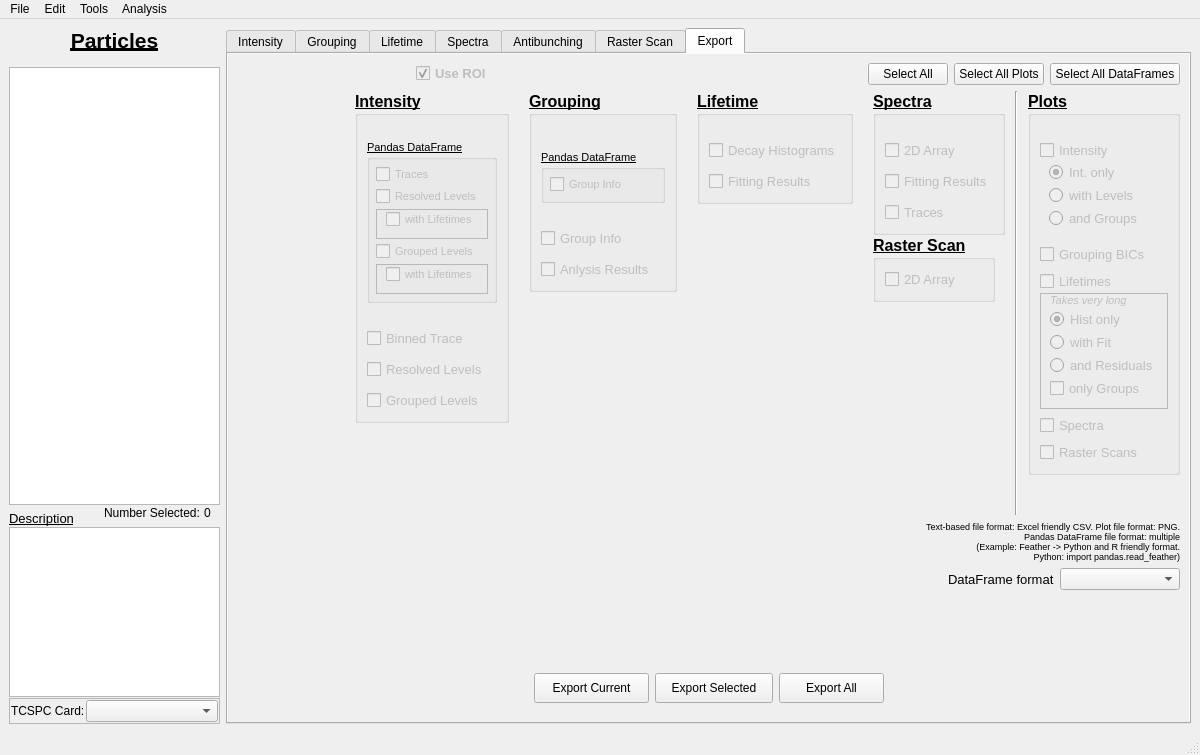
First picture: the form in resources/ui/mainwindow.ui, repository BioPhysicsUP/Full_SMS, before the edit.
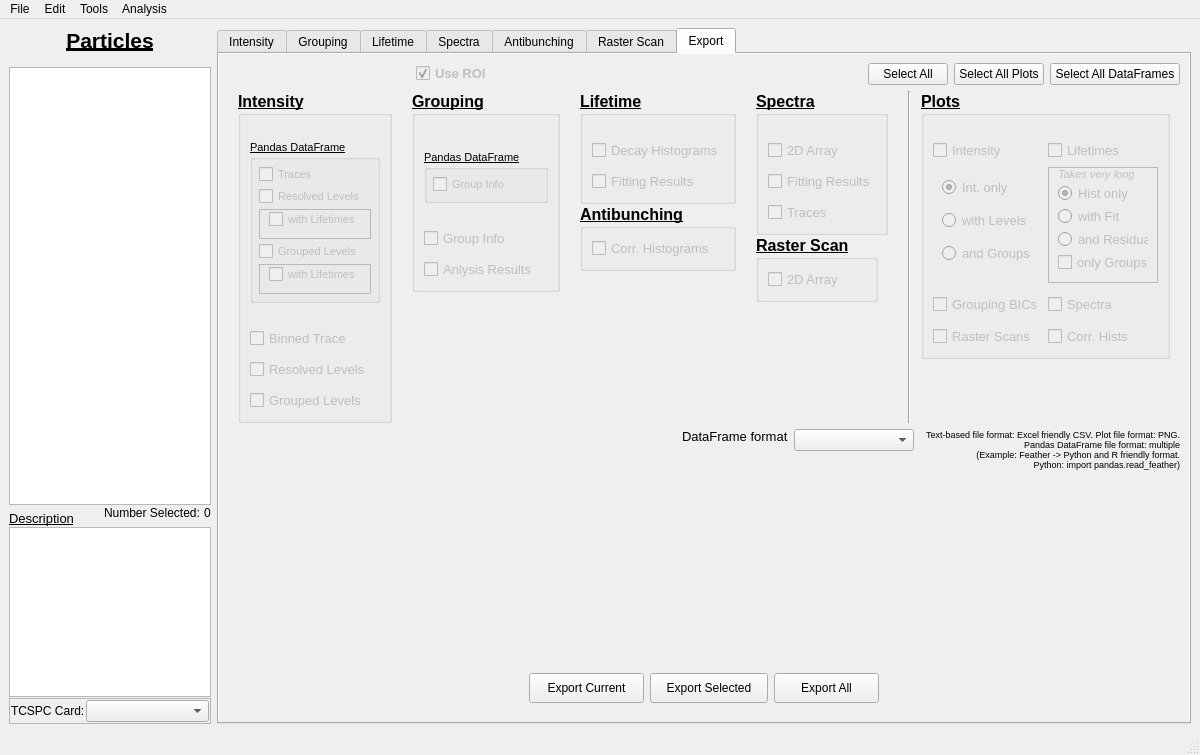
Second picture: the form after the edit. The open tabs and pages were chosen to show the change. Icons and pictures are not drawn. Custom widgets are drawn as their Qt base class.

Commit message: Exporting of correlation and plot basically works. Have to do some rounding off.

Diff of the .ui file:
```diff
--- a/resources/ui/mainwindow.ui
+++ b/resources/ui/mainwindow.ui
@@ -20,7 +20,7 @@
   <property name="minimumSize">
    <size>
     <width>1200</width>
-    <height>700</height>
+    <height>600</height>
    </size>
   </property>
   <property name="windowTitle">
@@ -2899,64 +2899,28 @@
               </property>
              </spacer>
             </item>
+            <item>
+             <spacer name="horizontalSpacer_11">
+              <property name="orientation">
+               <enum>Qt::Horizontal</enum>
+              </property>
+              <property name="sizeType">
+               <enum>QSizePolicy::Minimum</enum>
+              </property>
+              <property name="sizeHint" stdset="0">
+               <size>
+                <width>10</width>
+                <height>20</height>
+               </size>
+              </property>
+             </spacer>
+            </item>
             <item>
              <layout class="QHBoxLayout" name="layExport_Options">
               <property name="spacing">
                <number>0</number>
               </property>
               <item>
-               <spacer name="spcEx_Options_1">
-                <property name="orientation">
-                 <enum>Qt::Horizontal</enum>
-                </property>
-                <property name="sizeType">
-                 <enum>QSizePolicy::Minimum</enum>
-                </property>
-                <property name="sizeHint" stdset="0">
-                 <size>
-                  <width>40</width>
-                  <height>20</height>
-                 </size>
-                </property>
-               </spacer>
-              </item>
-              <item>
-               <widget class="QFrame" name="frame">
-                <property name="sizePolicy">
-                 <sizepolicy hsizetype="Fixed" vsizetype="Preferred">
-                  <horstretch>0</horstretch>
-                  <verstretch>0</verstretch>
-                 </sizepolicy>
-                </property>
-                <property name="minimumSize">
-                 <size>
-                  <width>0</width>
-                  <height>0</height>
-                 </size>
-                </property>
-                <property name="frameShape">
-                 <enum>QFrame::NoFrame</enum>
-                </property>
-                <property name="frameShadow">
-                 <enum>QFrame::Raised</enum>
-                </property>
-                <layout class="QVBoxLayout" name="verticalLayout_3">
-                 <property name="spacing">
-                  <number>0</number>
-                 </property>
-                 <property name="leftMargin">
-                  <number>0</number>
-                 </property>
-                 <property name="topMargin">
-                  <number>0</number>
-                 </property>
-                 <property name="rightMargin">
-                  <number>0</number>
-                 </property>
-                 <property name="bottomMargin">
-                  <number>0</number>
-                 </property>
-                 <item>
                   <widget class="QGroupBox" name="gbxExport_Int">
                    <property name="sizePolicy">
                     <sizepolicy hsizetype="Fixed" vsizetype="Minimum">
@@ -3243,31 +3207,12 @@
                   </widget>
                  </item>
                  <item>
-                  <spacer name="spcEx_Int">
-                   <property name="orientation">
-                    <enum>Qt::Vertical</enum>
-                   </property>
-                   <property name="sizeType">
-                    <enum>QSizePolicy::MinimumExpanding</enum>
-                   </property>
-                   <property name="sizeHint" stdset="0">
-                    <size>
-                     <width>20</width>
-                     <height>40</height>
-                    </size>
-                   </property>
-                  </spacer>
-                 </item>
-                </layout>
-               </widget>
-              </item>
-              <item>
-               <spacer name="spcEx_Options_2">
+               <spacer name="spcEx_Options_1">
                 <property name="orientation">
                  <enum>Qt::Horizontal</enum>
                 </property>
                 <property name="sizeType">
-                 <enum>QSizePolicy::Fixed</enum>
+                 <enum>QSizePolicy::Minimum</enum>
                 </property>
                 <property name="sizeHint" stdset="0">
                  <size>
@@ -3278,7 +3223,7 @@
                </spacer>
               </item>
               <item>
-               <widget class="QFrame" name="frame_2">
+               <widget class="QFrame" name="frame">
                 <property name="sizePolicy">
                  <sizepolicy hsizetype="Fixed" vsizetype="Preferred">
                   <horstretch>0</horstretch>
@@ -3297,7 +3242,7 @@
                 <property name="frameShadow">
                  <enum>QFrame::Raised</enum>
                 </property>
-                <layout class="QVBoxLayout" name="verticalLayout_4">
+                <layout class="QVBoxLayout" name="verticalLayout_3">
                  <property name="spacing">
                   <number>0</number>
                  </property>
@@ -3477,7 +3422,7 @@
                   </widget>
                  </item>
                  <item>
-                  <spacer name="verticalSpacer">
+                  <spacer name="spcEx_Int">
                    <property name="orientation">
                     <enum>Qt::Vertical</enum>
                    </property>
@@ -3496,7 +3441,7 @@
                </widget>
               </item>
               <item>
-               <spacer name="spcEx_Options_6">
+               <spacer name="spcEx_Options_2">
                 <property name="orientation">
                  <enum>Qt::Horizontal</enum>
                 </property>
@@ -3512,7 +3457,7 @@
                </spacer>
               </item>
               <item>
-               <widget class="QFrame" name="frame_4">
+               <widget class="QFrame" name="frame_2">
                 <property name="sizePolicy">
                  <sizepolicy hsizetype="Fixed" vsizetype="Preferred">
                   <horstretch>0</horstretch>
@@ -3531,7 +3476,7 @@
                 <property name="frameShadow">
                  <enum>QFrame::Raised</enum>
                 </property>
-                <layout class="QVBoxLayout" name="verticalLayout_6">
+                <layout class="QVBoxLayout" name="verticalLayout_4">
                  <property name="spacing">
                   <number>0</number>
                  </property>
@@ -3634,8 +3579,49 @@
                    </layout>
                   </widget>
                  </item>
+                 <item alignment="Qt::AlignTop">
+                  <widget class="QGroupBox" name="groupBox">
+                   <property name="sizePolicy">
+                    <sizepolicy hsizetype="Preferred" vsizetype="Expanding">
+                     <horstretch>0</horstretch>
+                     <verstretch>0</verstretch>
+                    </sizepolicy>
+                   </property>
+                   <property name="font">
+                    <font>
+                     <pointsize>12</pointsize>
+                     <weight>75</weight>
+                     <bold>true</bold>
+                     <underline>true</underline>
+                    </font>
+                   </property>
+                   <property name="title">
+                    <string>Antibunching</string>
+                   </property>
+                   <layout class="QVBoxLayout" name="verticalLayout_13">
                  <item>
-                  <spacer name="spcEx_Lifetime">
+                     <widget class="QCheckBox" name="chbEx_Corr">
+                      <property name="enabled">
+                       <bool>false</bool>
+                      </property>
+                      <property name="font">
+                       <font>
+                        <pointsize>10</pointsize>
+                        <weight>50</weight>
+                        <bold>false</bold>
+                        <underline>false</underline>
+                       </font>
+                      </property>
+                      <property name="text">
+                       <string>Corr. Histograms</string>
+                      </property>
+                     </widget>
+                    </item>
+                   </layout>
+                  </widget>
+                 </item>
+                 <item>
+                  <spacer name="verticalSpacer">
                    <property name="orientation">
                     <enum>Qt::Vertical</enum>
                    </property>
@@ -3654,7 +3640,7 @@
                </widget>
               </item>
               <item>
-               <spacer name="spcEx_Options_4">
+               <spacer name="spcEx_Options_6">
                 <property name="orientation">
                  <enum>Qt::Horizontal</enum>
                 </property>
@@ -3670,7 +3656,7 @@
                </spacer>
               </item>
               <item>
-               <widget class="QFrame" name="frame_5">
+               <widget class="QFrame" name="frame_4">
                 <property name="sizePolicy">
                  <sizepolicy hsizetype="Fixed" vsizetype="Preferred">
                   <horstretch>0</horstretch>
@@ -3689,7 +3675,7 @@
                 <property name="frameShadow">
                  <enum>QFrame::Raised</enum>
                 </property>
-                <layout class="QVBoxLayout" name="verticalLayout_8">
+                <layout class="QVBoxLayout" name="verticalLayout_6">
                  <property name="spacing">
                   <number>0</number>
                  </property>
@@ -3864,7 +3850,7 @@
                   </widget>
                  </item>
                  <item>
-                  <spacer name="spcEx_Spectra">
+                  <spacer name="spcEx_Lifetime">
                    <property name="orientation">
                     <enum>Qt::Vertical</enum>
                    </property>
@@ -3883,7 +3869,7 @@
                </widget>
               </item>
               <item>
-               <spacer name="spcEx_Options_5">
+               <spacer name="spcEx_Options_4">
                 <property name="orientation">
                  <enum>Qt::Horizontal</enum>
                 </property>
@@ -3892,7 +3878,7 @@
                 </property>
                 <property name="sizeHint" stdset="0">
                  <size>
-                  <width>10</width>
+                  <width>20</width>
                   <height>20</height>
                  </size>
                 </property>
@@ -3906,7 +3892,7 @@
                </widget>
               </item>
               <item>
-               <spacer name="spcEx_Options_8">
+               <spacer name="spcEx_Options_5">
                 <property name="orientation">
                  <enum>Qt::Horizontal</enum>
                 </property>
@@ -3922,7 +3908,7 @@
                </spacer>
               </item>
               <item>
-               <widget class="QFrame" name="frame_3">
+               <widget class="QFrame" name="frame_5">
                 <property name="sizePolicy">
                  <sizepolicy hsizetype="Fixed" vsizetype="Preferred">
                   <horstretch>0</horstretch>
@@ -3941,7 +3927,7 @@
                 <property name="frameShadow">
                  <enum>QFrame::Raised</enum>
                 </property>
-                <layout class="QVBoxLayout" name="verticalLayout_5">
+                <layout class="QVBoxLayout" name="verticalLayout_8">
                  <property name="spacing">
                   <number>0</number>
                  </property>
@@ -3985,11 +3971,8 @@
                    <property name="title">
                     <string>Plots</string>
                    </property>
-                   <layout class="QVBoxLayout" name="verticalLayout_13">
-                    <property name="spacing">
-                     <number>1</number>
-                    </property>
-                    <item>
+                   <layout class="QGridLayout" name="gridLayout_6">
+                    <item row="0" column="1">
                      <spacer name="verticalSpacer_10">
                       <property name="orientation">
                        <enum>Qt::Vertical</enum>
@@ -4005,8 +3988,8 @@
                       </property>
                      </spacer>
                     </item>
-                    <item>
-                     <widget class="QCheckBox" name="chbEx_Plot_Intensity">
+                    <item row="4" column="1">
+                     <widget class="QCheckBox" name="chbEx_Plot_Group_BIC">
                       <property name="enabled">
                        <bool>false</bool>
                       </property>
@@ -4019,11 +4002,47 @@
                        </font>
                       </property>
                       <property name="text">
-                       <string>Intensity</string>
+                       <string>Grouping BICs</string>
                       </property>
                      </widget>
                     </item>
-                    <item>
+                    <item row="1" column="2">
+                     <widget class="QCheckBox" name="chbEx_Plot_Lifetimes">
+                      <property name="enabled">
+                       <bool>false</bool>
+                      </property>
+                      <property name="font">
+                       <font>
+                        <pointsize>10</pointsize>
+                        <weight>50</weight>
+                        <bold>false</bold>
+                        <underline>false</underline>
+                       </font>
+                      </property>
+                      <property name="text">
+                       <string>Lifetimes</string>
+                      </property>
+                     </widget>
+                    </item>
+                    <item row="4" column="2">
+                     <widget class="QCheckBox" name="chbEx_Plot_Spectra">
+                      <property name="enabled">
+                       <bool>false</bool>
+                      </property>
+                      <property name="font">
+                       <font>
+                        <pointsize>10</pointsize>
+                        <weight>50</weight>
+                        <bold>false</bold>
+                        <underline>false</underline>
+                       </font>
+                      </property>
+                      <property name="text">
+                       <string>Spectra</string>
+                      </property>
+                     </widget>
+                    </item>
+                    <item row="2" column="1">
                      <widget class="QFrame" name="frmPlot_Int_Selection">
                       <property name="enabled">
                        <bool>true</bool>
@@ -4113,75 +4132,7 @@
                       </layout>
                      </widget>
                     </item>
-                    <item>
-                     <spacer name="spcEx_Grouping_2">
-                      <property name="orientation">
-                       <enum>Qt::Vertical</enum>
-                      </property>
-                      <property name="sizeType">
-                       <enum>QSizePolicy::Minimum</enum>
-                      </property>
-                      <property name="sizeHint" stdset="0">
-                       <size>
-                        <width>20</width>
-                        <height>5</height>
-                       </size>
-                      </property>
-                     </spacer>
-                    </item>
-                    <item>
-                     <widget class="QCheckBox" name="chbEx_Plot_Group_BIC">
-                      <property name="enabled">
-                       <bool>false</bool>
-                      </property>
-                      <property name="font">
-                       <font>
-                        <pointsize>10</pointsize>
-                        <weight>50</weight>
-                        <bold>false</bold>
-                        <underline>false</underline>
-                       </font>
-                      </property>
-                      <property name="text">
-                       <string>Grouping BICs</string>
-                      </property>
-                     </widget>
-                    </item>
-                    <item>
-                     <spacer name="spcEx_Grouping_3">
-                      <property name="orientation">
-                       <enum>Qt::Vertical</enum>
-                      </property>
-                      <property name="sizeType">
-                       <enum>QSizePolicy::Minimum</enum>
-                      </property>
-                      <property name="sizeHint" stdset="0">
-                       <size>
-                        <width>20</width>
-                        <height>5</height>
-                       </size>
-                      </property>
-                     </spacer>
-                    </item>
-                    <item>
-                     <widget class="QCheckBox" name="chbEx_Plot_Lifetimes">
-                      <property name="enabled">
-                       <bool>false</bool>
-                      </property>
-                      <property name="font">
-                       <font>
-                        <pointsize>10</pointsize>
-                        <weight>50</weight>
-                        <bold>false</bold>
-                        <underline>false</underline>
-                       </font>
-                      </property>
-                      <property name="text">
-                       <string>Lifetimes</string>
-                      </property>
-                     </widget>
-                    </item>
-                    <item>
+                    <item row="2" column="2">
                      <widget class="QFrame" name="frmPlot_Lifetime_Selection">
                       <property name="enabled">
                        <bool>true</bool>
@@ -4320,57 +4271,7 @@
                       </layout>
                      </widget>
                     </item>
-                    <item>
-                     <spacer name="spcEx_Grouping_4">
-                      <property name="orientation">
-                       <enum>Qt::Vertical</enum>
-                      </property>
-                      <property name="sizeType">
-                       <enum>QSizePolicy::Minimum</enum>
-                      </property>
-                      <property name="sizeHint" stdset="0">
-                       <size>
-                        <width>20</width>
-                        <height>5</height>
-                       </size>
-                      </property>
-                     </spacer>
-                    </item>
-                    <item>
-                     <widget class="QCheckBox" name="chbEx_Plot_Spectra">
-                      <property name="enabled">
-                       <bool>false</bool>
-                      </property>
-                      <property name="font">
-                       <font>
-                        <pointsize>10</pointsize>
-                        <weight>50</weight>
-                        <bold>false</bold>
-                        <underline>false</underline>
-                       </font>
-                      </property>
-                      <property name="text">
-                       <string>Spectra</string>
-                      </property>
-                     </widget>
-                    </item>
-                    <item>
-                     <spacer name="spcEx_Grouping_8">
-                      <property name="orientation">
-                       <enum>Qt::Vertical</enum>
-                      </property>
-                      <property name="sizeType">
-                       <enum>QSizePolicy::Minimum</enum>
-                      </property>
-                      <property name="sizeHint" stdset="0">
-                       <size>
-                        <width>20</width>
-                        <height>5</height>
-                       </size>
-                      </property>
-                     </spacer>
-                    </item>
-                    <item>
+                    <item row="6" column="1">
                      <widget class="QCheckBox" name="chbEx_Plot_Raster_Scans">
                       <property name="enabled">
                        <bool>false</bool>
@@ -4388,16 +4289,84 @@
                       </property>
                      </widget>
                     </item>
+                    <item row="3" column="1">
+                     <spacer name="spcEx_Grouping_2">
+                      <property name="orientation">
+                       <enum>Qt::Vertical</enum>
+                      </property>
+                      <property name="sizeType">
+                       <enum>QSizePolicy::Minimum</enum>
+                      </property>
+                      <property name="sizeHint" stdset="0">
+                       <size>
+                        <width>20</width>
+                        <height>5</height>
+                       </size>
+                      </property>
+                     </spacer>
+                    </item>
+                    <item row="5" column="1">
+                     <spacer name="spcEx_Grouping_3">
+                      <property name="orientation">
+                       <enum>Qt::Vertical</enum>
+                      </property>
+                      <property name="sizeType">
+                       <enum>QSizePolicy::Minimum</enum>
+                      </property>
+                      <property name="sizeHint" stdset="0">
+                       <size>
+                        <width>20</width>
+                        <height>5</height>
+                       </size>
+                      </property>
+                     </spacer>
+                    </item>
+                    <item row="1" column="1">
+                     <widget class="QCheckBox" name="chbEx_Plot_Intensity">
+                      <property name="enabled">
+                       <bool>false</bool>
+                      </property>
+                      <property name="font">
+                       <font>
+                        <pointsize>10</pointsize>
+                        <weight>50</weight>
+                        <bold>false</bold>
+                        <underline>false</underline>
+                       </font>
+                      </property>
+                      <property name="text">
+                       <string>Intensity</string>
+                      </property>
+                     </widget>
+                    </item>
+                    <item row="6" column="2">
+                     <widget class="QCheckBox" name="chbEx_Plot_Corr">
+                      <property name="enabled">
+                       <bool>false</bool>
+                      </property>
+                      <property name="font">
+                       <font>
+                        <pointsize>10</pointsize>
+                        <weight>50</weight>
+                        <bold>false</bold>
+                        <underline>false</underline>
+                       </font>
+                      </property>
+                      <property name="text">
+                       <string>Corr. Hists</string>
+                      </property>
+                     </widget>
+                    </item>
                    </layout>
                   </widget>
                  </item>
                  <item>
-                  <spacer name="verticalSpacer_2">
+                  <spacer name="spcEx_Spectra">
                    <property name="orientation">
                     <enum>Qt::Vertical</enum>
                    </property>
                    <property name="sizeType">
-                    <enum>QSizePolicy::Expanding</enum>
+                    <enum>QSizePolicy::MinimumExpanding</enum>
                    </property>
                    <property name="sizeHint" stdset="0">
                     <size>
@@ -4410,6 +4379,61 @@
                 </layout>
                </widget>
               </item>
+              <item>
+               <spacer name="spcEx_Options_8">
+                <property name="orientation">
+                 <enum>Qt::Horizontal</enum>
+                </property>
+                <property name="sizeType">
+                 <enum>QSizePolicy::Fixed</enum>
+                </property>
+                <property name="sizeHint" stdset="0">
+                 <size>
+                  <width>10</width>
+                  <height>20</height>
+                 </size>
+                </property>
+               </spacer>
+              </item>
+              <item>
+               <widget class="QFrame" name="frame_3">
+                <property name="sizePolicy">
+                 <sizepolicy hsizetype="Fixed" vsizetype="Preferred">
+                  <horstretch>0</horstretch>
+                  <verstretch>0</verstretch>
+                 </sizepolicy>
+                </property>
+                <property name="minimumSize">
+                 <size>
+                  <width>0</width>
+                  <height>0</height>
+                 </size>
+                </property>
+                <property name="frameShape">
+                 <enum>QFrame::NoFrame</enum>
+                </property>
+                <property name="frameShadow">
+                 <enum>QFrame::Raised</enum>
+                </property>
+                <layout class="QVBoxLayout" name="verticalLayout_5">
+                 <property name="spacing">
+                  <number>0</number>
+                 </property>
+                 <property name="leftMargin">
+                  <number>0</number>
+                 </property>
+                 <property name="topMargin">
+                  <number>0</number>
+                 </property>
+                 <property name="rightMargin">
+                  <number>0</number>
+                 </property>
+                 <property name="bottomMargin">
+                  <number>0</number>
+                 </property>
+                </layout>
+               </widget>
+              </item>
              </layout>
             </item>
            </layout>
@@ -4435,6 +4459,28 @@
               </property>
              </spacer>
             </item>
+            <item alignment="Qt::AlignTop">
+             <widget class="QLabel" name="lblDataFrameFormat">
+              <property name="font">
+               <font>
+                <pointsize>10</pointsize>
+               </font>
+              </property>
+              <property name="text">
+               <string>DataFrame format</string>
+              </property>
+             </widget>
+            </item>
+            <item alignment="Qt::AlignTop">
+             <widget class="QComboBox" name="cmbEx_DataFrame_Format">
+              <property name="minimumSize">
+               <size>
+                <width>120</width>
+                <height>0</height>
+               </size>
+              </property>
+             </widget>
+            </item>
             <item>
              <widget class="QLabel" name="label_2">
               <property name="sizePolicy">
@@ -4445,7 +4491,7 @@
               </property>
               <property name="minimumSize">
                <size>
-                <width>320</width>
+                <width>260</width>
                 <height>0</height>
                </size>
               </property>
@@ -4479,51 +4525,6 @@
             </item>
            </layout>
           </item>
-          <item>
-           <layout class="QHBoxLayout" name="layEx_Buttons_7">
-            <property name="sizeConstraint">
-             <enum>QLayout::SetDefaultConstraint</enum>
-            </property>
-            <item>
-             <spacer name="spcEx_Buttons_Left_7">
-              <property name="orientation">
-               <enum>Qt::Horizontal</enum>
-              </property>
-              <property name="sizeType">
-               <enum>QSizePolicy::Expanding</enum>
-              </property>
-              <property name="sizeHint" stdset="0">
-               <size>
-                <width>100</width>
-                <height>20</height>
-               </size>
-              </property>
-             </spacer>
-            </item>
-            <item>
-             <widget class="QLabel" name="lblDataFrameFormat">
-              <property name="font">
-               <font>
-                <pointsize>10</pointsize>
-               </font>
-              </property>
-              <property name="text">
-               <string>DataFrame format</string>
-              </property>
-             </widget>
-            </item>
-            <item>
-             <widget class="QComboBox" name="cmbEx_DataFrame_Format">
-              <property name="minimumSize">
-               <size>
-                <width>120</width>
-                <height>0</height>
-               </size>
-              </property>
-             </widget>
-            </item>
-           </layout>
-          </item>
           <item>
            <spacer name="spcEx_Mid">
             <property name="orientation">
@@ -4535,7 +4536,7 @@
             <property name="sizeHint" stdset="0">
              <size>
               <width>20</width>
-              <height>50</height>
+              <height>20</height>
              </size>
             </property>
            </spacer>
```
Left out of the diff: 2 changed lines with no effect on the pictures. Lines whose indentation alone changed are shown as unchanged. The commit also changes 5 other files.
